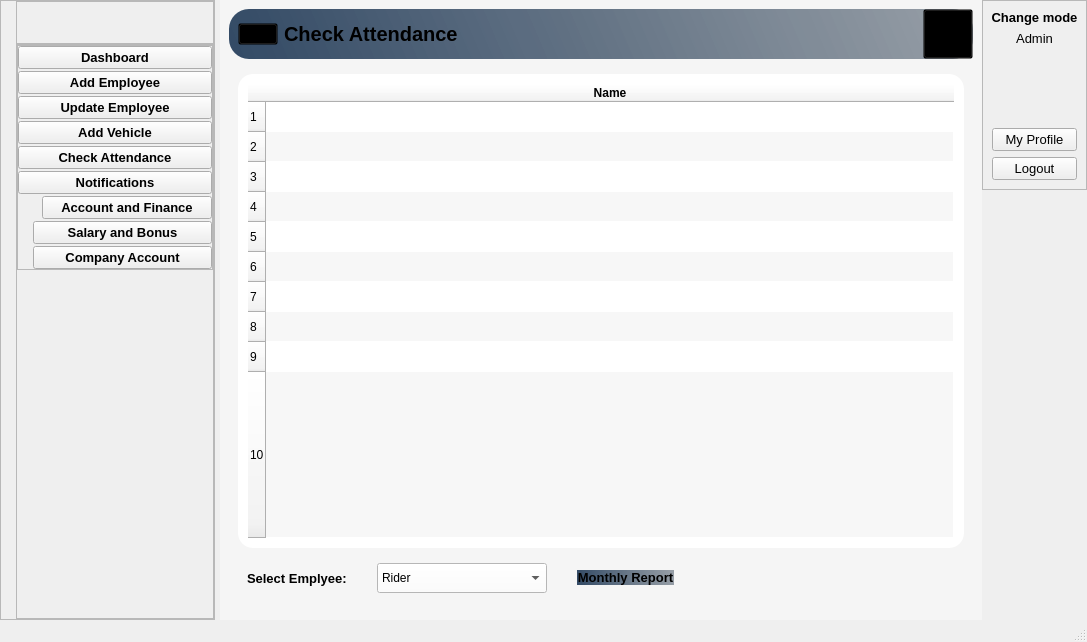
mukarramdaniel/Distribution-System_Python, file Stacked_DesignUI1.ui: the form before one commit.
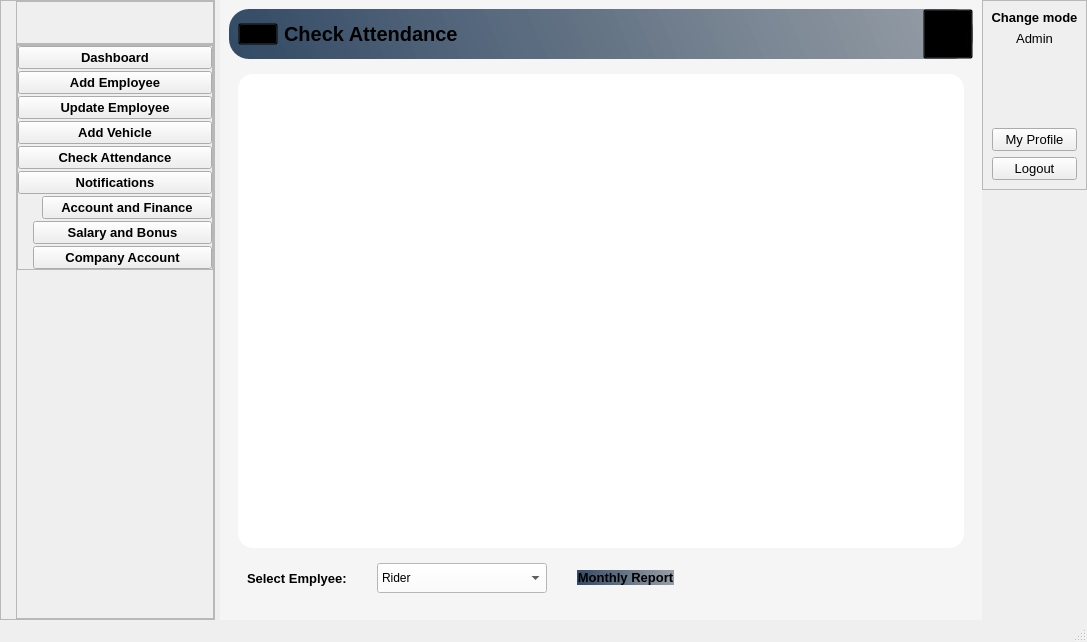
The form after the commit. The open tabs and pages were chosen to show the change. Icons and pictures are not drawn.

Commit message: Dev-U29-UI

The edit to the form file:
```diff
--- a/Stacked_DesignUI1.ui
+++ b/Stacked_DesignUI1.ui
@@ -4243,10 +4243,10 @@
                     <bool>true</bool>
                    </property>
                    <property name="rowCount">
-                    <number>10</number>
+                    <number>0</number>
                    </property>
                    <property name="columnCount">
-                    <number>1</number>
+                    <number>0</number>
                    </property>
                    <attribute name="horizontalHeaderDefaultSectionSize">
                     <number>130</number>
@@ -4257,27 +4257,6 @@
                    <attribute name="verticalHeaderStretchLastSection">
                     <bool>true</bool>
                    </attribute>
-                   <row/>
-                   <row/>
-                   <row/>
-                   <row/>
-                   <row/>
-                   <row/>
-                   <row/>
-                   <row/>
-                   <row/>
-                   <row/>
-                   <column>
-                    <property name="text">
-                     <string>Name</string>
-                    </property>
-                    <property name="font">
-                     <font>
-                      <weight>75</weight>
-                      <bold>true</bold>
-                     </font>
-                    </property>
-                   </column>
                   </widget>
                  </item>
                 </layout>
```
Left out of the diff: 2 changed lines with no effect on the pictures. The commit also changes 5 other files.
